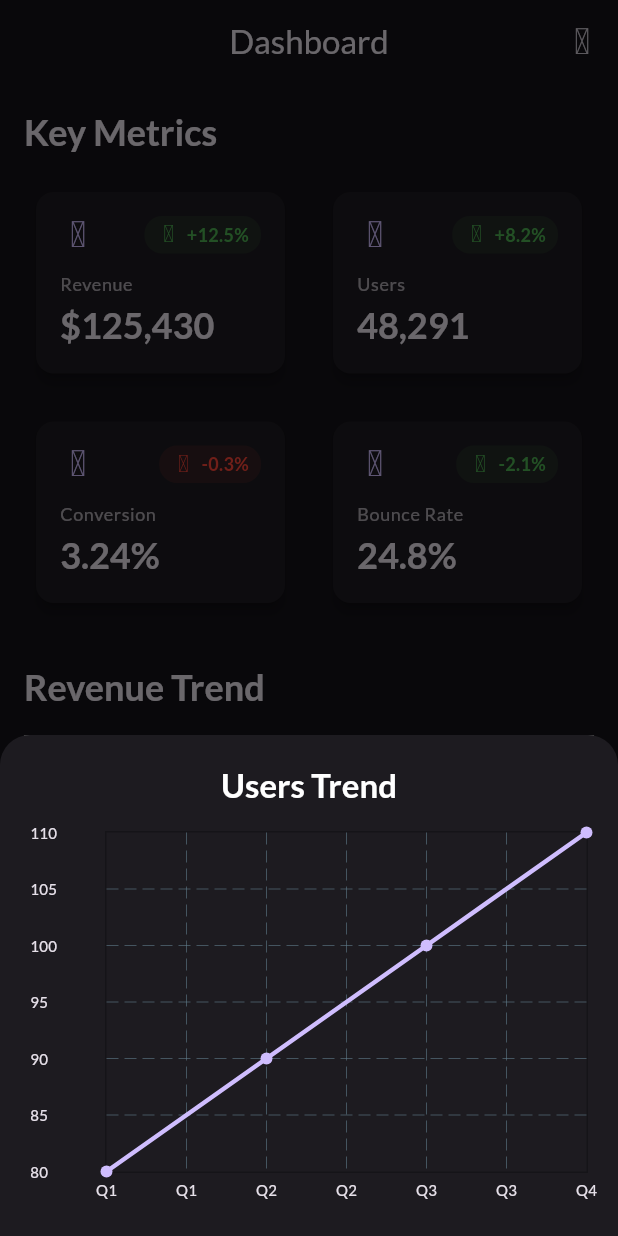
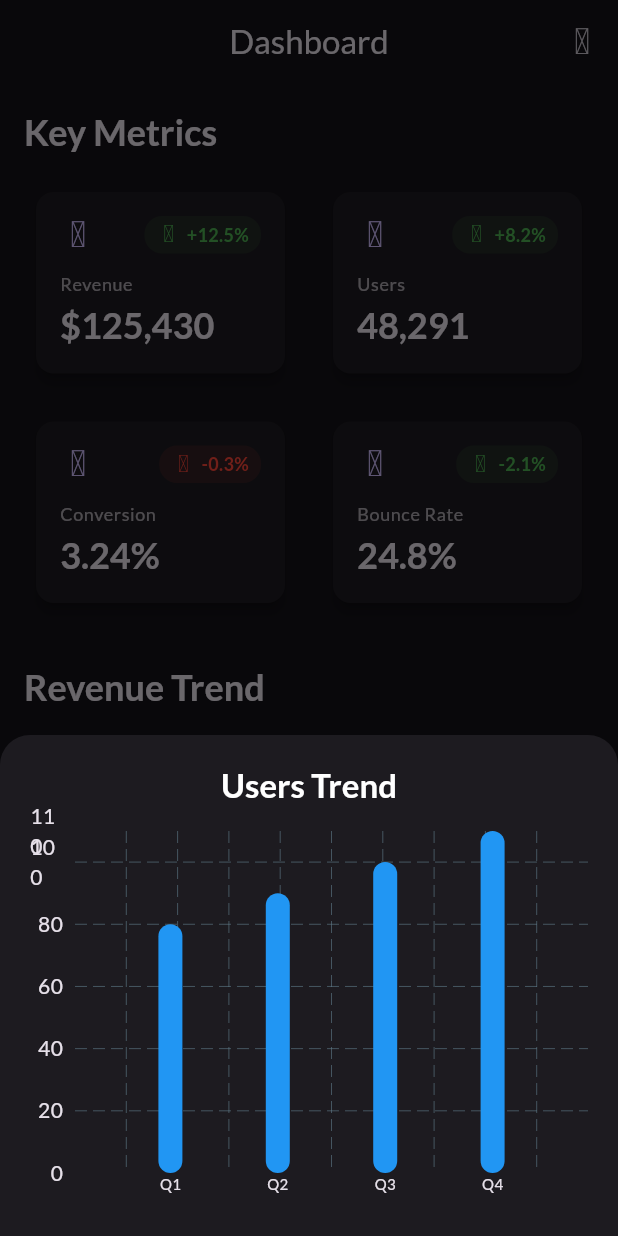
Before and after one commit to tunamsyar/flutter-analytics-app, a Flutter app: the DashboardTab screen opened directly, after a tap on "+8.2%", on a phone screen of 412 x 824 dp. Run offline on Flutter 3.47's test engine with Material 3 defaults, Android fonts, the phone set to English and light mode, and no system bars; drawn by our look-alikes of fl_chart; our stand-ins replace google_fonts, material_design_icons_flutter.

Commit message:
Charts organization and newer charts

```diff
--- /dev/null
+++ b/lib/widgets/charts/revenue_chart.dart
@@ -0,0 +1,42 @@
+import 'package:flutter/material.dart';
+import 'package:fl_chart/fl_chart.dart';
+
+class RevenueChart extends StatelessWidget {
+  const RevenueChart({super.key});
+
+  @override
+  Widget build(BuildContext context) {
+    return SizedBox(
+      height: 200,
+      child: LineChart(
+        LineChartData(
+          gridData: FlGridData(show: true),
+          titlesData: FlTitlesData(
+            leftTitles: AxisTitles(sideTitles: SideTitles(showTitles: true)),
+            bottomTitles: AxisTitles(sideTitles: SideTitles(showTitles: true)),
+          ),
+          borderData: FlBorderData(show: true),
+          lineBarsData: [
+            LineChartBarData(
+              isCurved: true,
+              color: Colors.indigo,
+              belowBarData: BarAreaData(
+                show: true,
+                color: Colors.indigo.withOpacity(0.3),
+              ),
+              spots: const [
+                FlSpot(0, 1),
+                FlSpot(1, 1.5),
+                FlSpot(2, 1.4),
+                FlSpot(3, 3.4),
+                FlSpot(4, 2),
+                FlSpot(5, 2.2),
+                FlSpot(6, 1.8),
+              ],
+            ),
+          ],
+        ),
+      ),
+    );
+  }
+}
--- /dev/null
+++ b/lib/widgets/charts/users_bar_chart.dart
@@ -0,0 +1,44 @@
+import 'package:fl_chart/fl_chart.dart';
+import 'package:flutter/material.dart';
+
+class UsersBarChart extends StatelessWidget {
+  const UsersBarChart({super.key});
+
+  List<BarChartGroupData> _getBarGroups() {
+    return List.generate(4, (i) {
+      final values = [80.0, 90.0, 100.0, 110.0];
+      return BarChartGroupData(
+        x: i,
+        barRods: [
+          BarChartRodData(toY: values[i], color: Colors.blue, width: 16),
+        ],
+      );
+    });
+  }
+
+  @override
+  Widget build(BuildContext context) {
+    return BarChart(
+      BarChartData(
+        barGroups: _getBarGroups(),
+        borderData: FlBorderData(show: false),
+        titlesData: FlTitlesData(
+          leftTitles: AxisTitles(
+            sideTitles: SideTitles(showTitles: true, reservedSize: 30),
+          ),
+          bottomTitles: AxisTitles(
+            sideTitles: SideTitles(
+              showTitles: true,
+              getTitlesWidget: (value, _) => Text(
+                ['Q1', 'Q2', 'Q3', 'Q4'][value.toInt()],
+                style: const TextStyle(fontSize: 10),
+              ),
+            ),
+          ),
+          rightTitles: AxisTitles(sideTitles: SideTitles(showTitles: false)),
+          topTitles: AxisTitles(sideTitles: SideTitles(showTitles: false)),
+        ),
+      ),
+    );
+  }
+}
--- a/lib/widgets/metric_graph_modal.dart
+++ b/lib/widgets/metric_graph_modal.dart
@@ -1,60 +1,28 @@
 import 'package:flutter/material.dart';
-import 'package:fl_chart/fl_chart.dart';
+import 'charts/revenue_line_chart.dart';
+import 'charts/users_bar_chart.dart';
+import 'charts/conversion_pie_chart.dart';
 
 class MetricGraphModal extends StatelessWidget {
   final String title;
 
   const MetricGraphModal({super.key, required this.title});
 
-  List<FlSpot> _getDataPoints() {
+  Widget _getChartWidget() {
     switch (title) {
       case 'Revenue':
-        return [FlSpot(0, 100), FlSpot(1, 110), FlSpot(2, 120), FlSpot(3, 125)];
+        return const RevenueLineChart();
       case 'Users':
-        return [FlSpot(0, 80), FlSpot(1, 90), FlSpot(2, 100), FlSpot(3, 110)];
+        return const UsersBarChart();
       case 'Conversion':
-        return [
-          FlSpot(0, 3.5),
-          FlSpot(1, 3.4),
-          FlSpot(2, 3.3),
-          FlSpot(3, 3.24),
-        ];
-      case 'Bounce Rate':
-        return [FlSpot(0, 26), FlSpot(1, 25), FlSpot(2, 24), FlSpot(3, 24.8)];
+        return const ConversionPieChart();
       default:
-        return [];
-    }
-  }
-
-  String _getXAxisLabel(double value) {
-    switch (value.toInt()) {
-      case 0:
-        return 'Q1';
-      case 1:
-        return 'Q2';
-      case 2:
-        return 'Q3';
-      case 3:
-        return 'Q4';
-      default:
-        return '';
-    }
-  }
-
-  String _getYAxisLabel(double value) {
-    if (title == 'Conversion') {
-      return '${value.toStringAsFixed(1)}%';
-    } else if (title == 'Revenue') {
-      return '\$${value.toInt()}';
-    } else {
-      return value.toStringAsFixed(0);
+        return const SizedBox(child: Text('No chart available'));
     }
   }
 
   @override
   Widget build(BuildContext context) {
-    final data = _getDataPoints();
-
     return Padding(
       padding: const EdgeInsets.all(20),
       child: Column(
@@ -68,57 +36,7 @@ class MetricGraphModal extends StatelessWidget {
             ),
           ),
           const SizedBox(height: 16),
-          SizedBox(
-            height: 250,
-            child: LineChart(
-              LineChartData(
-                lineBarsData: [
-                  LineChartBarData(
-                    spots: data,
-                    isCurved: true,
-                    color: Theme.of(context).colorScheme.primary,
-                    barWidth: 3,
-                    dotData: FlDotData(show: true),
-                  ),
-                ],
-                titlesData: FlTitlesData(
-                  leftTitles: AxisTitles(
-                    sideTitles: SideTitles(
-                      showTitles: true,
-                      reservedSize: 50,
-                      getTitlesWidget: (value, meta) => Text(
-                        _getYAxisLabel(value),
-                        style: const TextStyle(fontSize: 10),
-                      ),
-                    ),
-                  ),
-                  bottomTitles: AxisTitles(
-                    sideTitles: SideTitles(
-                      showTitles: true,
-                      getTitlesWidget: (value, meta) => Padding(
-                        padding: const EdgeInsets.only(top: 4),
-                        child: Text(
-                          _getXAxisLabel(value),
-                          style: const TextStyle(fontSize: 10),
-                        ),
-                      ),
-                    ),
-                  ),
-                  rightTitles: AxisTitles(
-                    sideTitles: SideTitles(showTitles: false),
-                  ),
-                  topTitles: AxisTitles(
-                    sideTitles: SideTitles(showTitles: false),
-                  ),
-                ),
-                gridData: FlGridData(show: true),
-                borderData: FlBorderData(
-                  show: true,
-                  border: Border.all(color: Colors.black26),
-                ),
-              ),
-            ),
-          ),
+          SizedBox(height: 250, child: _getChartWidget()),
         ],
       ),
     );
```
Also changed, not shown: lib/widgets/charts/bar_chart_widget.dart (added, +55 -0 lines), lib/widgets/charts/conversion_pie_chart.dart (added, +22 -0 lines), lib/widgets/charts/revenue_line_chart.dart (added, +64 -0 lines).
